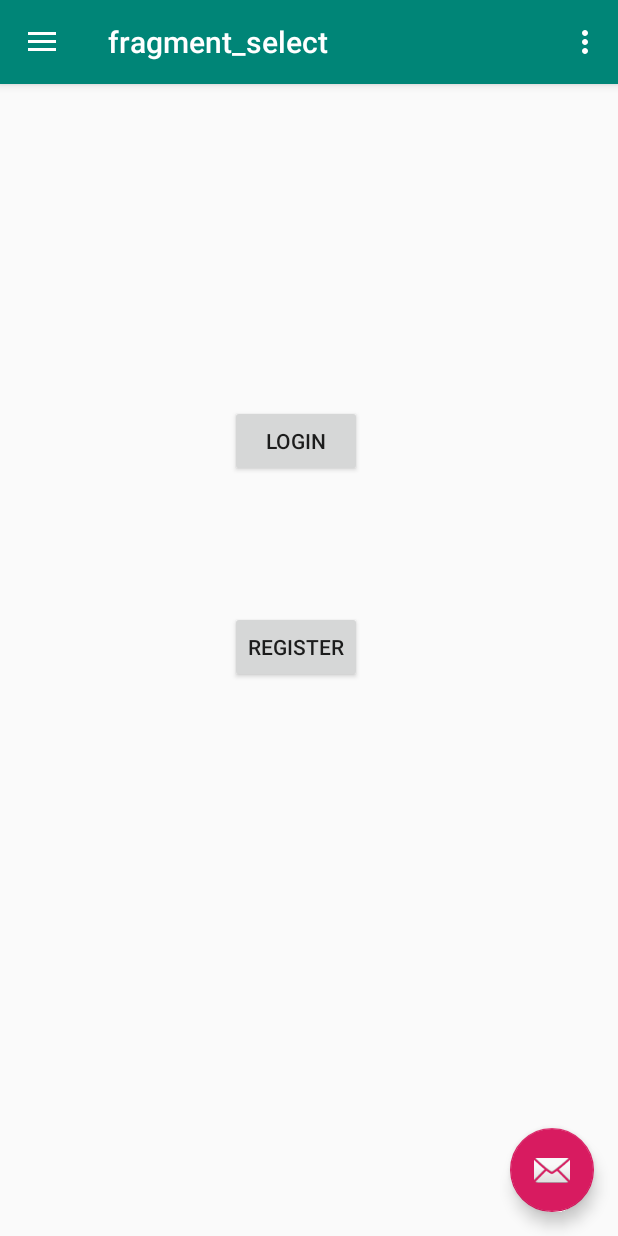
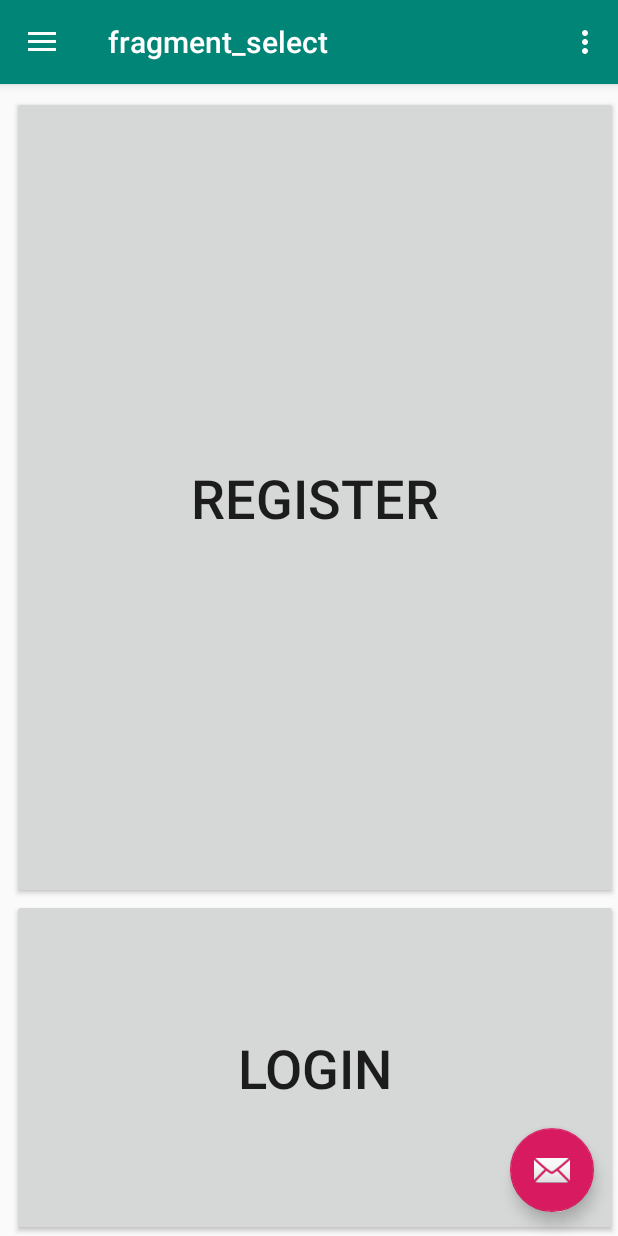
Before and after one commit to kuroa-me/cis454-blood, an Android app: the screen it shows after launch (MainActivity), on a phone screen of 412 x 824 dp. Run offline under Robolectric (Android 15) with nearby library versions, the phone set to English and light mode, and no system bars; our stand-ins replace navigation-ui.

Commit message:
modify several files and create account files

```diff
--- a/frontend-android/app/src/main/java/com/example/bloodbank/select.java
+++ b/frontend-android/app/src/main/java/com/example/bloodbank/select.java
@@ -77,13 +77,9 @@ public class select extends Fragment {
     @Override
     public void onViewCreated(View view, Bundle savedInstanceState){
         super.onViewCreated(view, savedInstanceState);
-        Button loginbtn = getView().findViewById(R.id.sel_logbtn);
-        loginbtn.setOnClickListener(new View.OnClickListener(){
-            @Override
-            public void onClick(View view){
-                Navigation.findNavController(view).navigate(R.id.action_to_login);
-            }
-        });
+
+        Button logbtn = getView().findViewById(R.id.des_log);
+        logbtn.setOnClickListener(Navigation.createNavigateOnClickListener(R.id.action_to_login, null));
         Button regbtn = getView().findViewById(R.id.des_reg);
         regbtn.setOnClickListener(Navigation.createNavigateOnClickListener(R.id.action_to_register, null));
     }
--- a/frontend-android/app/src/main/res/layout/content_main.xml
+++ b/frontend-android/app/src/main/res/layout/content_main.xml
@@ -11,10 +11,14 @@
     <fragment
         android:id="@+id/nav_host_fragment"
         android:name="androidx.navigation.fragment.NavHostFragment"
-        android:layout_width="395dp"
-        android:layout_height="659dp"
+        android:layout_width="0dp"
+        android:layout_height="0dp"
+        android:layout_marginStart="8dp"
+        android:layout_marginTop="8dp"
         app:defaultNavHost="true"
-        app:navGraph="@navigation/navigation"
-        tools:layout_editor_absoluteX="8dp"
-        tools:layout_editor_absoluteY="8dp" />
+        app:layout_constraintBottom_toBottomOf="parent"
+        app:layout_constraintEnd_toEndOf="parent"
+        app:layout_constraintStart_toStartOf="parent"
+        app:layout_constraintTop_toTopOf="parent"
+        app:navGraph="@navigation/navigation" />
 </androidx.constraintlayout.widget.ConstraintLayout>
--- a/frontend-android/app/src/main/res/layout/fragment_donor_account.xml
+++ b/frontend-android/app/src/main/res/layout/fragment_donor_account.xml
@@ -27,7 +27,7 @@
         android:layout_marginBottom="427dp"
         android:ems="10"
         android:inputType="textPersonName"
-        android:text="@string/upload"
+        android:text="@string/update"
         android:textSize="18sp"
         app:layout_constraintBottom_toBottomOf="parent"
         app:layout_constraintStart_toStartOf="parent"
@@ -95,7 +95,7 @@
         android:layout_marginBottom="141dp"
         android:ems="10"
         android:inputType="textPersonName"
-        android:text="@string/request_status"
+        android:text="@string/view"
         app:layout_constraintBottom_toBottomOf="parent"
         app:layout_constraintEnd_toEndOf="parent" />
 
--- a/frontend-android/app/src/main/res/layout/fragment_requester_account.xml
+++ b/frontend-android/app/src/main/res/layout/fragment_requester_account.xml
@@ -27,7 +27,7 @@
         android:layout_marginBottom="427dp"
         android:ems="10"
         android:inputType="textPersonName"
-        android:text="@string/upload"
+        android:text="@string/update"
         android:textSize="18sp"
         app:layout_constraintBottom_toBottomOf="parent"
         app:layout_constraintStart_toStartOf="parent"
--- a/frontend-android/app/src/main/res/layout/fragment_select.xml
+++ b/frontend-android/app/src/main/res/layout/fragment_select.xml
@@ -12,34 +12,27 @@
         android:layout_width="match_parent"
         android:layout_height="match_parent">
 
-        <Button
-            android:id="@+id/sel_logbtn"
-            android:layout_width="wrap_content"
-            android:layout_height="wrap_content"
-            android:layout_marginStart="8dp"
-            android:layout_marginTop="8dp"
-            android:layout_marginEnd="8dp"
-            android:layout_marginBottom="88dp"
-            android:text="@string/login"
-            app:layout_constraintBottom_toTopOf="@+id/des_reg"
-            app:layout_constraintEnd_toEndOf="parent"
-            app:layout_constraintHorizontal_bias="0.498"
-            app:layout_constraintStart_toStartOf="parent"
-            app:layout_constraintTop_toTopOf="parent"
-            app:layout_constraintVertical_bias="0.992" />
+        <LinearLayout
+            android:layout_width="match_parent"
+            android:layout_height="match_parent"
+            android:orientation="vertical">
 
-        <Button
-            android:id="@+id/des_reg"
-            android:layout_width="wrap_content"
-            android:layout_height="wrap_content"
-            android:layout_marginStart="8dp"
-            android:layout_marginEnd="8dp"
-            android:layout_marginBottom="260dp"
-            android:text="@string/register"
-            app:layout_constraintBottom_toBottomOf="parent"
-            app:layout_constraintEnd_toEndOf="parent"
-            app:layout_constraintHorizontal_bias="0.498"
-            app:layout_constraintStart_toStartOf="parent" />
+            <Button
+                android:id="@+id/des_reg"
+                android:layout_width="match_parent"
+                android:layout_height="wrap_content"
+                android:layout_weight="3"
+                android:text="@string/register"
+                android:textSize="36sp" />
+
+            <Button
+                android:id="@+id/des_log"
+                android:layout_width="match_parent"
+                android:layout_height="wrap_content"
+                android:layout_weight="1"
+                android:text="@string/login"
+                android:textSize="36sp" />
+        </LinearLayout>
     </androidx.constraintlayout.widget.ConstraintLayout>
 
 </FrameLayout>
```
Also changed, not shown: frontend-android/app/src/main/res/layout/fragment_register.xml (+145 -46 lines).
